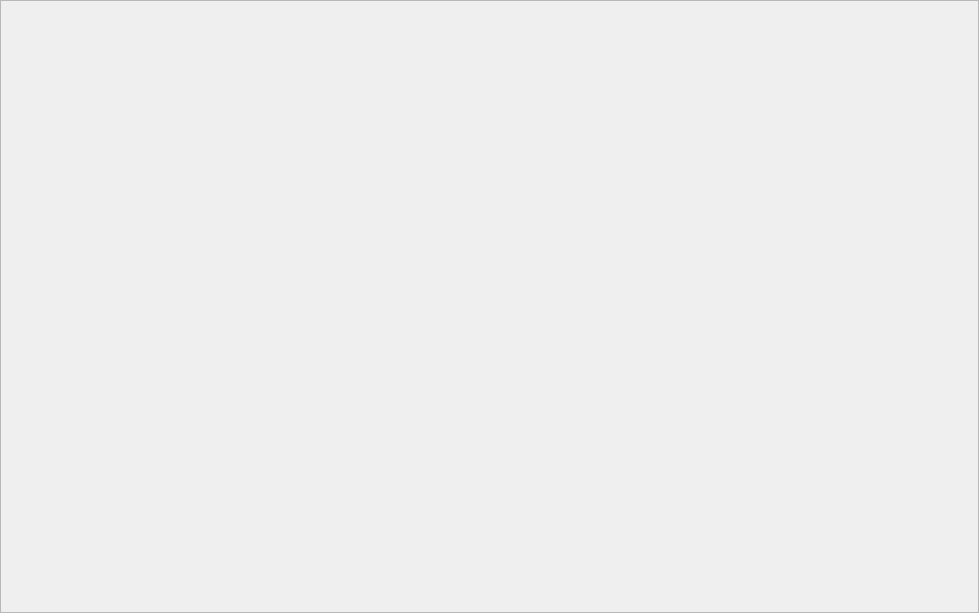
b-lack/qgis-gnavs-plugin, file find_location/gui/find_location_dockwidget_base.ui: the form before one commit.
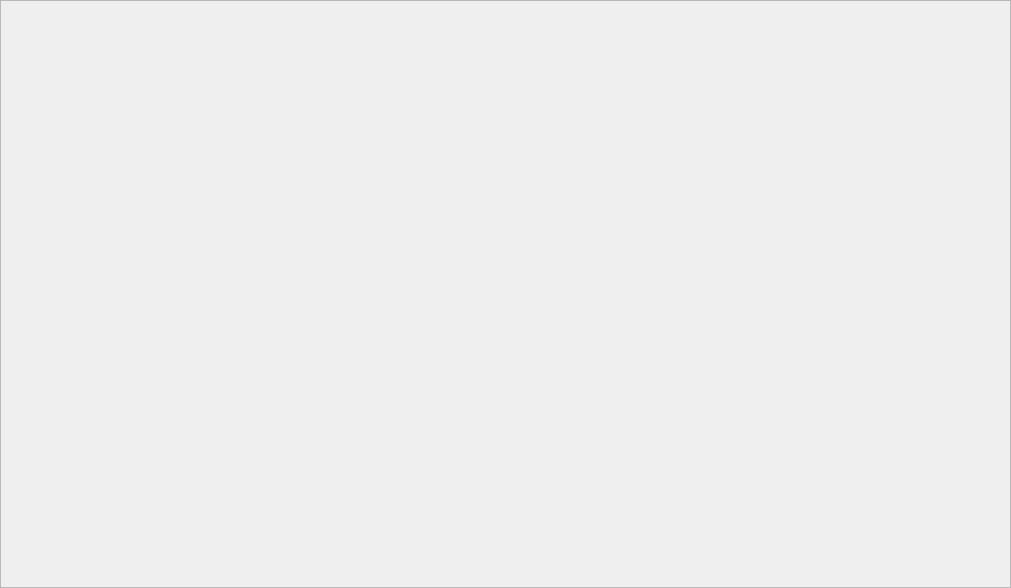
The form after the commit.

The edit to the form file:
```diff
--- a/find_location/gui/find_location_dockwidget_base.ui
+++ b/find_location/gui/find_location_dockwidget_base.ui
@@ -6,10 +6,16 @@
    <rect>
     <x>0</x>
     <y>0</y>
-    <width>979</width>
-    <height>613</height>
+    <width>1011</width>
+    <height>588</height>
    </rect>
   </property>
+  <property name="minimumSize">
+   <size>
+    <width>150</width>
+    <height>113</height>
+   </size>
+  </property>
   <property name="windowTitle">
    <string>Find Location</string>
   </property>
@@ -37,11 +43,24 @@
         <rect>
          <x>0</x>
          <y>0</y>
-         <width>977</width>
-         <height>592</height>
+         <width>1009</width>
+         <height>560</height>
         </rect>
        </property>
        <layout class="QVBoxLayout">
+        <item>
+         <spacer name="verticalSpacer_2">
+          <property name="orientation">
+           <enum>Qt::Vertical</enum>
+          </property>
+          <property name="sizeHint" stdset="0">
+           <size>
+            <width>20</width>
+            <height>40</height>
+           </size>
+          </property>
+         </spacer>
+        </item>
         <item>
          <layout class="QVBoxLayout" name="geMainLayout"/>
         </item>
```
Left out of the diff: 3 changed lines with no effect on the pictures.
